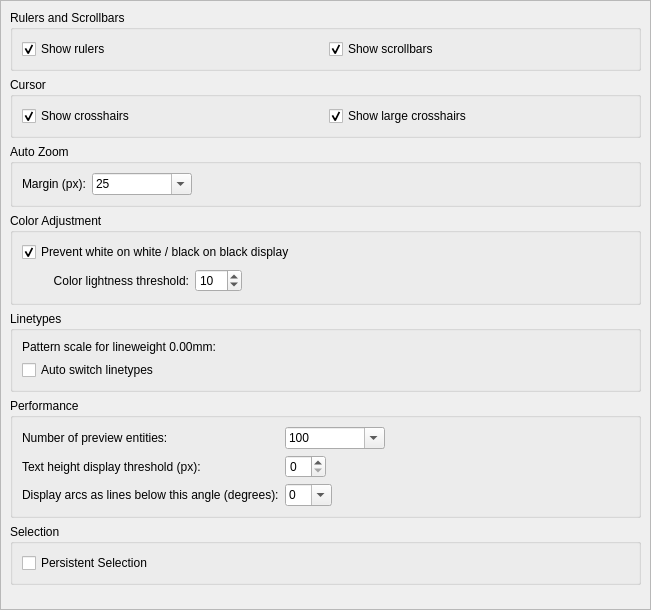
The window that scripts/Edit/AppPreferences/GraphicsViewPreferences/PreferencesPage.ui (qcad/qcad) describes before a commit, drawn with Qt 5.
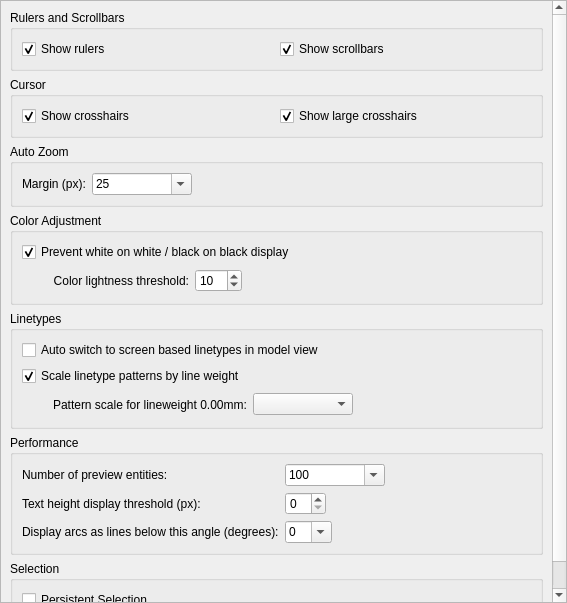
The same window after the commit. Custom widgets are drawn as their Qt base class.

Commit message:
add support for custom line types, .lin format
saving linetypes to and loading from DXF
add linetype scale property to all entities

Patch:
```diff
--- a/scripts/Edit/AppPreferences/GraphicsViewPreferences/PreferencesPage.ui
+++ b/scripts/Edit/AppPreferences/GraphicsViewPreferences/PreferencesPage.ui
@@ -6,8 +6,8 @@
    <rect>
     <x>0</x>
     <y>0</y>
-    <width>651</width>
-    <height>610</height>
+    <width>567</width>
+    <height>603</height>
    </rect>
   </property>
   <property name="windowTitle">
@@ -21,8 +21,8 @@
     <rect>
      <x>0</x>
      <y>0</y>
-     <width>649</width>
-     <height>608</height>
+     <width>550</width>
+     <height>638</height>
     </rect>
    </property>
    <layout class="QVBoxLayout" name="verticalLayout">
@@ -223,40 +223,76 @@
       <property name="title">
        <string>Linetypes</string>
       </property>
-      <layout class="QFormLayout" name="formLayout_3">
-       <property name="fieldGrowthPolicy">
-        <enum>QFormLayout::FieldsStayAtSizeHint</enum>
-       </property>
-       <item row="0" column="0">
-        <widget class="QLabel" name="label_5">
-         <property name="text">
-          <string>Pattern scale for lineweight 0.00mm:</string>
-         </property>
-        </widget>
-       </item>
-       <item row="0" column="1">
-        <widget class="RLineweightCombo" name="ZeroWeightWeight" native="true">
-         <property name="minimumSize">
-          <size>
-           <width>100</width>
-           <height>0</height>
-          </size>
-         </property>
-         <property name="onlyFixed" stdset="0">
-          <bool>true</bool>
-         </property>
-        </widget>
-       </item>
-       <item row="1" column="0">
+      <layout class="QGridLayout" name="gridLayout_2">
+       <item row="0" column="0" colspan="3">
         <widget class="QCheckBox" name="AutoSwitchLinetypes">
          <property name="toolTip">
           <string>Automatically use screen based linetypes in model view</string>
          </property>
          <property name="text">
-          <string>Auto switch linetypes</string>
+          <string>Auto switch to screen based linetypes in model view</string>
          </property>
         </widget>
        </item>
+       <item row="1" column="0" colspan="3">
+        <widget class="QCheckBox" name="AutoScaleLinetypePatterns">
+         <property name="text">
+          <string>Scale linetype patterns by line weight</string>
+         </property>
+         <property name="checked">
+          <bool>true</bool>
+         </property>
+        </widget>
+       </item>
+       <item row="2" column="0">
+        <widget class="QWidget" name="widget_2" native="true">
+         <property name="sizePolicy">
+          <sizepolicy hsizetype="Fixed" vsizetype="Fixed">
+           <horstretch>0</horstretch>
+           <verstretch>0</verstretch>
+          </sizepolicy>
+         </property>
+         <property name="minimumSize">
+          <size>
+           <width>25</width>
+           <height>25</height>
+          </size>
+         </property>
+        </widget>
+       </item>
+       <item row="2" column="1">
+        <widget class="QLabel" name="label_5">
+         <property name="text">
+          <string>Pattern scale for lineweight 0.00mm:</string>
+         </property>
+        </widget>
+       </item>
+       <item row="2" column="2">
+        <widget class="RLineweightCombo" name="ZeroWeightWeight">
+         <property name="minimumSize">
+          <size>
+           <width>100</width>
+           <height>0</height>
+          </size>
+         </property>
+         <property name="onlyFixed" stdset="0">
+          <bool>true</bool>
+         </property>
+        </widget>
+       </item>
+       <item row="2" column="3">
+        <spacer name="horizontalSpacer_2">
+         <property name="orientation">
+          <enum>Qt::Horizontal</enum>
+         </property>
+         <property name="sizeHint" stdset="0">
+          <size>
+           <width>40</width>
+           <height>20</height>
+          </size>
+         </property>
+        </spacer>
+       </item>
       </layout>
      </widget>
     </item>
@@ -447,8 +483,8 @@
  <customwidgets>
   <customwidget>
    <class>RLineweightCombo</class>
-   <extends>QWidget</extends>
-   <header>rlineweightcombo.h</header>
+   <extends>QComboBox</extends>
+   <header>RLineweightCombo.h</header>
   </customwidget>
  </customwidgets>
  <resources/>
```
Left out of the diff: 36 changed lines with no effect on the pictures. The commit also changes 314 other files.
